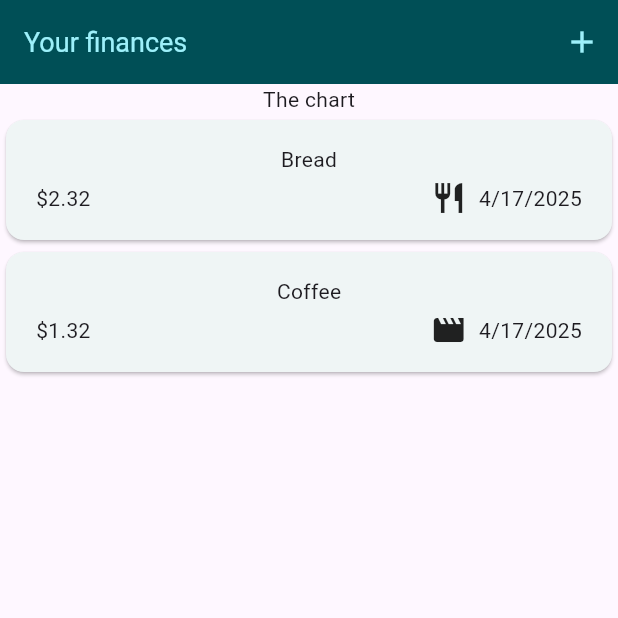
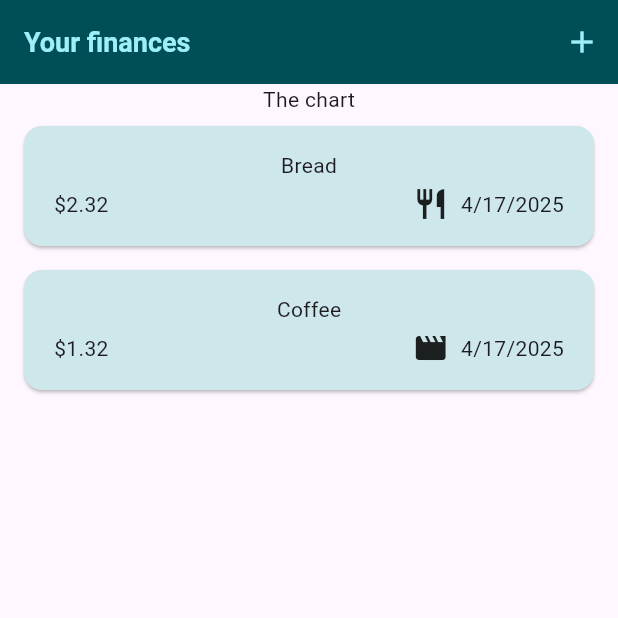
Before and after one commit to AdrianKnapp/finance-app, a Flutter app: the screen it shows after launch, on a phone screen of 412 x 824 dp, the top half of it. Run offline on Flutter 3.47's test engine with Material 3 defaults, Android fonts, the phone set to English and light mode, and no system bars.

Commit message:
feat(theme): added widget values

```diff
--- a/lib/main.dart
+++ b/lib/main.dart
@@ -22,6 +22,24 @@ class MyApp extends StatelessWidget {
           backgroundColor: kColorScheme.onPrimaryContainer,
           foregroundColor: kColorScheme.primaryContainer,
         ),
+        cardTheme: CardTheme().copyWith(
+          color: kColorScheme.secondaryContainer,
+          margin: const EdgeInsets.symmetric(
+            horizontal: 16,
+            vertical: 8,
+          ),
+        ),
+        elevatedButtonTheme: ElevatedButtonThemeData(
+          style: ElevatedButton.styleFrom(
+            backgroundColor: kColorScheme.primaryContainer,
+          ),
+        ),
+        textTheme: ThemeData().textTheme.copyWith(
+              titleLarge: TextStyle(
+                color: kColorScheme.onSecondaryContainer,
+                fontWeight: FontWeight.bold,
+              ),
+            ),
       ),
       home: const Expenses(),
     );
```
